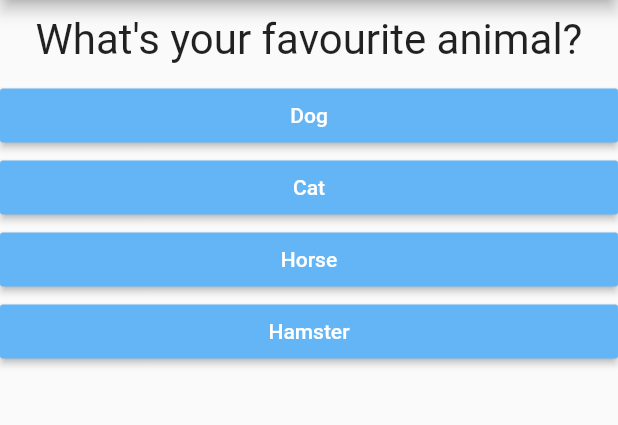
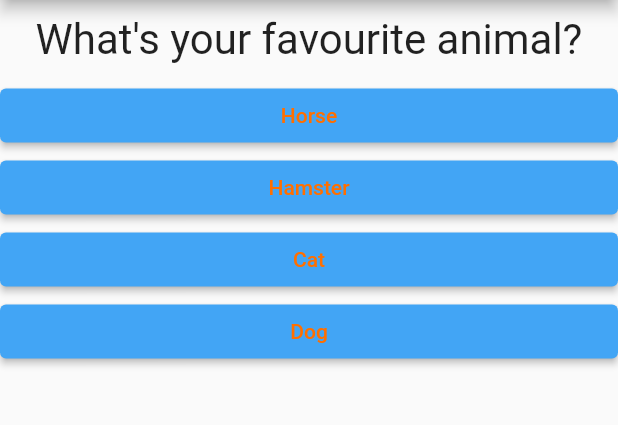
Before and after one commit to Przemas91M/QuizApp, a Flutter app: the screen it shows after launch, after a tap on "Black", on a phone screen of 412 x 824 dp, the part 84-509 px from its top. Run offline on Flutter 3.47's test engine with Material 2 defaults, Android fonts, the phone set to English and light mode, and no system bars.

```diff
--- a/lib/answer.dart
+++ b/lib/answer.dart
@@ -11,9 +11,10 @@ class Answer extends StatelessWidget {
   Widget build(BuildContext context) {
     return Container(
       width: double.infinity,
-      child: RaisedButton(
-          color: Colors.blue.shade300,
-          textColor: Colors.white,
+      child: ElevatedButton(
+          style: ButtonStyle(
+              backgroundColor: MaterialStateProperty.all(Colors.blue.shade400),
+              foregroundColor: MaterialStateProperty.all(Colors.amber[900])),
           child: Text(answerText),
           onPressed: callback),
     );
--- a/lib/main.dart
+++ b/lib/main.dart
@@ -1,8 +1,8 @@
 import 'package:flutter/material.dart';
+import 'package:flutter_complete_guide/quiz.dart';
 
-import './question.dart';
-import './answer.dart';
-
+import './quiz.dart';
+import './result.dart';
 // void main() {
 //   runApp(MyApp());
 // }
@@ -19,31 +19,50 @@ class MyApp extends StatefulWidget {
 
 //podkreslnik na poczatku nazwy oznacza, ze dana zmienna jest prywatna
 class _MyAppState extends State<MyApp> {
-  final questions = const [
+  final _questions = const [
     {
       'question': 'What\'s you favourite color?',
-      'answers': ['Black', 'Blue', 'Red', 'Green']
+      'answers': [
+        {'text': 'Black', 'score': 10},
+        {'text': 'Blue', 'score': 5},
+        {'text': 'Red', 'score': 3},
+        {'text': 'Green', 'score': 1}
+      ]
     },
     {
       'question': 'What\'s your favourite animal?',
-      'answers': ['Dog', 'Cat', 'Horse', 'Hamster']
+      'answers': [
+        {'text': 'Horse', 'score': 10},
+        {'text': 'Hamster', 'score': 5},
+        {'text': 'Cat', 'score': 3},
+        {'text': 'Dog', 'score': 1}
+      ]
     },
     {
       'question': 'What\'s your favourite band?',
       'answers': [
-        'The Killers',
-        'Flux Pavilion',
-        'Ellie Goulding',
-        'Simian Mobile Disco'
+        {'text': 'The Killers', 'score': 10},
+        {'text': 'Flux Pavilion', 'score': 5},
+        {'text': 'Ellie Goulding', 'score': 3},
+        {'text': 'Nellie Furtado', 'score': 1}
       ]
     }
   ];
 
   int _questionIndex = 0;
-  void _answerQuestion() {
+  int _totalScore = 0;
+  void _resetQuiz() {
+    setState(() {
+      _questionIndex = 0;
+      _totalScore = 0;
+    });
+  }
+
+  void _answerQuestion(int score) {
     //wewnątrz tej funkcji umieszczam kod, który zmienia stan aplikacji, potem zostaje ona renderowana na nowo
+    _totalScore += score;
     //sprawdzam warunek ilosci pytan, zeby nie przekroczyc indexu
-    if (_questionIndex < questions.length) {
+    if (_questionIndex < _questions.length) {
       setState(() {
         _questionIndex++;
       });
@@ -58,19 +77,14 @@ class _MyAppState extends State<MyApp> {
         appBar: AppBar(
           title: Text('My first app'),
         ),
-        body: Column(
-          children: [
-            //Przywoluje jedno pytanie z listy
-            //wywoluje mapę - element z listy questions, o wybranym indeksie i kluczu 'question'
-            Question(questions[_questionIndex]['question']),
-            //generuje dynamicznie przyciski z odpowiedziami, w zaleznosci ile mam odpowiedzi.
-            //pobiera odpowiedzi do listy i zwraca kazda odpowiedz w postaci przycisku
-            ...(questions[_questionIndex]['answers'] as List<String>)
-                .map((answer) {
-              return Answer(_answerQuestion, answer);
-            }).toList()
-          ],
-        ),
+        body:
+            //rozdzielam bloki kodu na dwa widgety: Quiz i Result
+            _questionIndex < _questions.length
+                ? Quiz(
+                    answerQuestion: _answerQuestion,
+                    questionIndex: _questionIndex,
+                    questions: _questions)
+                : Result(_totalScore, _resetQuiz),
       ),
     );
   }
--- /dev/null
+++ b/lib/quiz.dart
@@ -0,0 +1,33 @@
+import 'package:flutter/material.dart';
+
+import './answer.dart';
+import './question.dart';
+
+class Quiz extends StatelessWidget {
+  final List<Map<String, Object>> questions;
+  final int questionIndex;
+  final Function answerQuestion;
+  //zmienne w klamerkach sa zmiennymi dynamicznymi, posluguje sie ich nazwami a nie umiejscowieniem
+  Quiz(
+      {required this.answerQuestion,
+      required this.questions,
+      required this.questionIndex});
+
+  @override
+  Widget build(BuildContext context) {
+    return Column(
+      children: [
+        //Przywoluje jedno pytanie z listy
+        //wywoluje mapę - element z listy questions, o wybranym indeksie i kluczu 'question'
+        Question(questions[questionIndex]['question'] as String),
+        //generuje dynamicznie przyciski z odpowiedziami, w zaleznosci ile mam odpowiedzi.
+        //pobiera odpowiedzi do listy i zwraca kazda odpowiedz w postaci przycisku
+        ...(questions[questionIndex]['answers'] as List<Map<String, Object>>)
+            .map((answer) {
+          return Answer(
+              () => answerQuestion(answer['score']), answer['text'] as String);
+        }).toList()
+      ],
+    );
+  }
+}
--- a/pubspec.yaml
+++ b/pubspec.yaml
@@ -18,7 +18,7 @@ publish_to: 'none' # Remove this line if you wish to publish to pub.dev
 version: 1.0.0+1
 
 environment:
-  sdk: ">=2.11.0 <3.0.0"
+  sdk: ">=2.12.0 <3.0.0"
 
 dependencies:
   flutter:
```
Also changed, not shown: lib/result.dart (added, +40 -0 lines).
